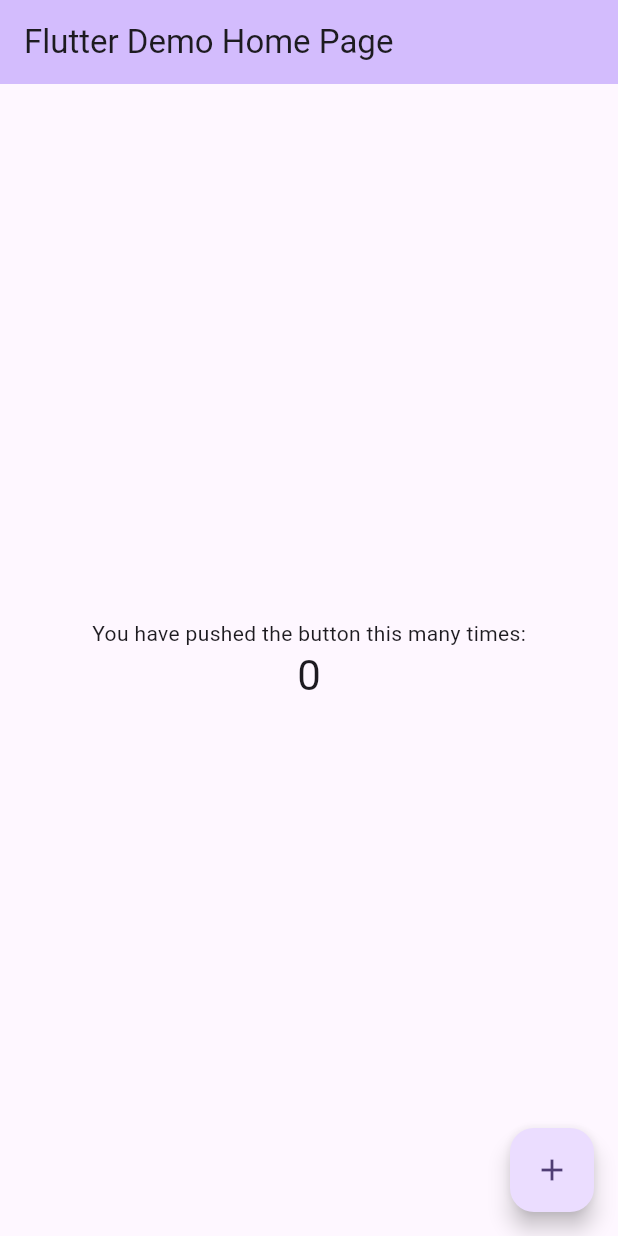
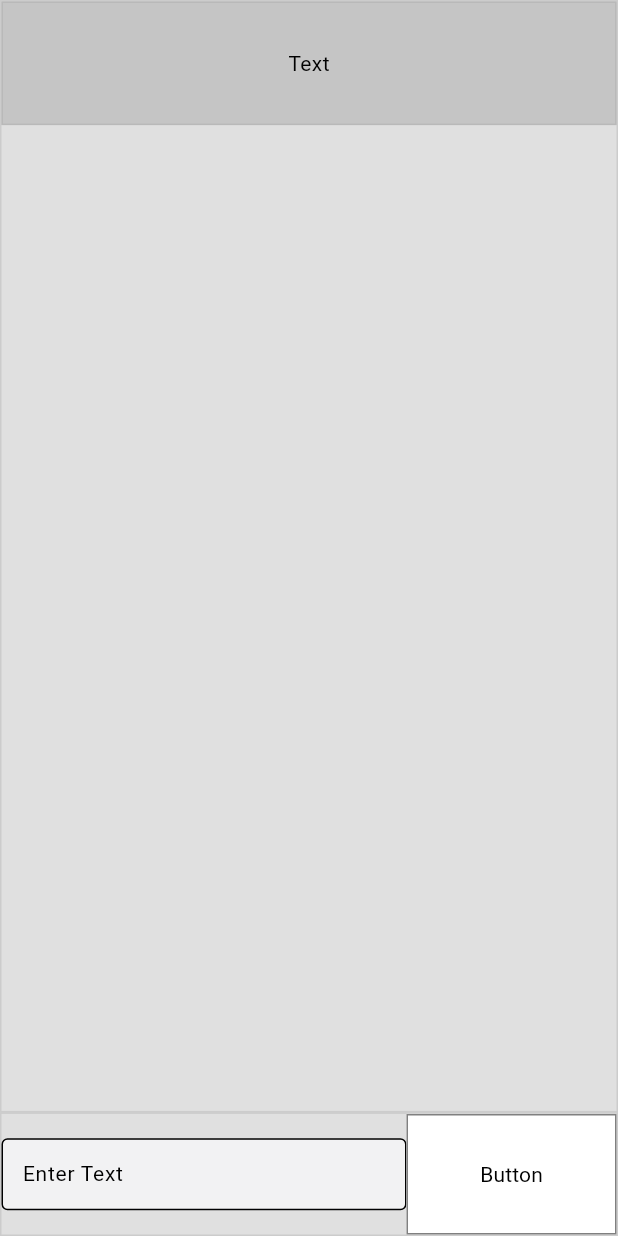
Before and after one commit to Symbian-Bro/chat_clone, a Flutter app: the screen it shows after launch, on a phone screen of 412 x 824 dp. Run offline on Flutter 3.47's test engine with Material 3 defaults, Android fonts, the phone set to English and light mode, and no system bars.

Commit message:
Integrated a basic homescreen UI. Modified the main.dart to redirect the view to homescreen after the an instance starts.

```diff
--- /dev/null
+++ b/lib/homescreen.dart
@@ -0,0 +1,161 @@
+import 'package:flutter/material.dart';
+
+class HomeScreen extends StatelessWidget {
+  @override
+  Widget build(BuildContext context) {
+    return Scaffold(
+      backgroundColor: Color(0xffffffff),
+      body: Column(
+        mainAxisAlignment: MainAxisAlignment.start,
+        crossAxisAlignment: CrossAxisAlignment.center,
+        mainAxisSize: MainAxisSize.max,
+        children: [
+          Container(
+            alignment: Alignment.topCenter,
+            margin: EdgeInsets.all(0),
+            padding: EdgeInsets.all(0),
+            width: MediaQuery.of(context).size.width,
+            height: MediaQuery.of(context).size.height * 0.9,
+            decoration: BoxDecoration(
+              color: Color(0x1f000000),
+              shape: BoxShape.rectangle,
+              borderRadius: BorderRadius.zero,
+              border: Border.all(color: Color(0x4d9e9e9e), width: 1),
+            ),
+            child: Column(
+              mainAxisAlignment: MainAxisAlignment.start,
+              crossAxisAlignment: CrossAxisAlignment.center,
+              mainAxisSize: MainAxisSize.max,
+              children: [
+                Column(
+                  mainAxisAlignment: MainAxisAlignment.start,
+                  crossAxisAlignment: CrossAxisAlignment.center,
+                  mainAxisSize: MainAxisSize.max,
+                  children: [
+                    Container(
+                      alignment: Alignment.center,
+                      margin: EdgeInsets.all(0),
+                      padding: EdgeInsets.all(0),
+                      width: MediaQuery.of(context).size.width,
+                      height: MediaQuery.of(context).size.height * 0.1,
+                      decoration: BoxDecoration(
+                        color: Color(0x1f000000),
+                        shape: BoxShape.rectangle,
+                        borderRadius: BorderRadius.zero,
+                        border: Border.all(color: Color(0x4d9e9e9e), width: 1),
+                      ),
+                      child: Text(
+                        "Text",
+                        textAlign: TextAlign.start,
+                        overflow: TextOverflow.clip,
+                        style: TextStyle(
+                          fontWeight: FontWeight.w400,
+                          fontStyle: FontStyle.normal,
+                          fontSize: 14,
+                          color: Color(0xff000000),
+                        ),
+                      ),
+                    ),
+                  ],
+                ),
+                Expanded(
+                  flex: 1,
+                  child: ListView(
+                    scrollDirection: Axis.vertical,
+                    padding: EdgeInsets.all(0),
+                    shrinkWrap: false,
+                    physics: ScrollPhysics(),
+                    children: [],
+                  ),
+                ),
+              ],
+            ),
+          ),
+          Container(
+            margin: EdgeInsets.all(0),
+            padding: EdgeInsets.all(0),
+            width: MediaQuery.of(context).size.width,
+            height: MediaQuery.of(context).size.height * 0.1,
+            decoration: BoxDecoration(
+              color: Color(0x1f000000),
+              shape: BoxShape.rectangle,
+              borderRadius: BorderRadius.zero,
+              border: Border.all(color: Color(0x4d9e9e9e), width: 1),
+            ),
+            child: Row(
+              mainAxisAlignment: MainAxisAlignment.start,
+              crossAxisAlignment: CrossAxisAlignment.center,
+              mainAxisSize: MainAxisSize.max,
+              children: [
+                Expanded(
+                  flex: 1,
+                  child: TextField(
+                    controller: TextEditingController(),
+                    obscureText: false,
+                    textAlign: TextAlign.start,
+                    maxLines: 1,
+                    style: TextStyle(
+                      fontWeight: FontWeight.w400,
+                      fontStyle: FontStyle.normal,
+                      fontSize: 14,
+                      color: Color(0xff000000),
+                    ),
+                    decoration: InputDecoration(
+                      disabledBorder: OutlineInputBorder(
+                        borderRadius: BorderRadius.circular(4.0),
+                        borderSide:
+                        BorderSide(color: Color(0xff000000), width: 1),
+                      ),
+                      focusedBorder: OutlineInputBorder(
+                        borderRadius: BorderRadius.circular(4.0),
+                        borderSide:
+                        BorderSide(color: Color(0xff000000), width: 1),
+                      ),
+                      enabledBorder: OutlineInputBorder(
+                        borderRadius: BorderRadius.circular(4.0),
+                        borderSide:
+                        BorderSide(color: Color(0xff000000), width: 1),
+                      ),
+                      hintText: "Enter Text",
+                      hintStyle: TextStyle(
+                        fontWeight: FontWeight.w400,
+                        fontStyle: FontStyle.normal,
+                        fontSize: 14,
+                        color: Color(0xff000000),
+                      ),
+                      filled: true,
+                      fillColor: Color(0xfff2f2f3),
+                      isDense: false,
+                      contentPadding: EdgeInsets.fromLTRB(10, 0, 0, 10),
+                    ),
+                  ),
+                ),
+                MaterialButton(
+                  onPressed: () {},
+                  color: Color(0xffffffff),
+                  elevation: 0,
+                  shape: RoundedRectangleBorder(
+                    borderRadius: BorderRadius.zero,
+                    side: BorderSide(color: Color(0xff808080), width: 1),
+                  ),
+                  padding: EdgeInsets.all(16),
+                  child: Text(
+                    "Button",
+                    style: TextStyle(
+                      fontSize: 14,
+                      fontWeight: FontWeight.w400,
+                      fontStyle: FontStyle.normal,
+                    ),
+                  ),
+                  textColor: Color(0xff000000),
+                  height: MediaQuery.of(context).size.height,
+                  minWidth: 140,
+                ),
+              ],
+            ),
+          ),
+        ],
+      ),
+    );
+  }
+}
--- a/lib/main.dart
+++ b/lib/main.dart
@@ -1,4 +1,5 @@
 import 'package:flutter/material.dart';
+import 'homescreen.dart';
 
 void main() {
   runApp(const MyApp());
@@ -7,116 +8,14 @@ void main() {
 class MyApp extends StatelessWidget {
   const MyApp({super.key});
 
-  // This widget is the root of your application.
   @override
   Widget build(BuildContext context) {
     return MaterialApp(
       title: 'Flutter Demo',
       theme: ThemeData(
-        // This is the theme of your application.
-        //
-        // TRY THIS: Try running your application with "flutter run". You'll see
-        // the application has a purple toolbar. Then, without quitting the app,
-        // try changing the seedColor in the colorScheme below to Colors.green
-        // and then invoke "hot reload" (save your changes or press the "hot
-        // reload" button in a Flutter-supported IDE, or press "r" if you used
-        // the command line to start the app).
-        //
-        // Notice that the counter didn't reset back to zero; the application
-        // state is not lost during the reload. To reset the state, use hot
-        // restart instead.
-        //
-        // This works for code too, not just values: Most code changes can be
-        // tested with just a hot reload.
         colorScheme: ColorScheme.fromSeed(seedColor: Colors.deepPurple),
       ),
-      home: const MyHomePage(title: 'Flutter Demo Home Page'),
+      home: HomeScreen(),
     );
   }
 }
-
-class MyHomePage extends StatefulWidget {
-  const MyHomePage({super.key, required this.title});
-
-  // This widget is the home page of your application. It is stateful, meaning
-  // that it has a State object (defined below) that contains fields that affect
-  // how it looks.
-
-  // This class is the configuration for the state. It holds the values (in this
-  // case the title) provided by the parent (in this case the App widget) and
-  // used by the build method of the State. Fields in a Widget subclass are
-  // always marked "final".
-
-  final String title;
-
-  @override
-  State<MyHomePage> createState() => _MyHomePageState();
-}
-
-class _MyHomePageState extends State<MyHomePage> {
-  int _counter = 0;
-
-  void _incrementCounter() {
-    setState(() {
-      // This call to setState tells the Flutter framework that something has
-      // changed in this State, which causes it to rerun the build method below
-      // so that the display can reflect the updated values. If we changed
-      // _counter without calling setState(), then the build method would not be
-      // called again, and so nothing would appear to happen.
-      _counter++;
-    });
-  }
-
-  @override
-  Widget build(BuildContext context) {
-    // This method is rerun every time setState is called, for instance as done
-    // by the _incrementCounter method above.
-    //
-    // The Flutter framework has been optimized to make rerunning build methods
-    // fast, so that you can just rebuild anything that needs updating rather
-    // than having to individually change instances of widgets.
-    return Scaffold(
-      appBar: AppBar(
-        // TRY THIS: Try changing the color here to a specific color (to
-        // Colors.amber, perhaps?) and trigger a hot reload to see the AppBar
-        // change color while the other colors stay the same.
-        backgroundColor: Theme.of(context).colorScheme.inversePrimary,
-        // Here we take the value from the MyHomePage object that was created by
-        // the App.build method, and use it to set our appbar title.
-        title: Text(widget.title),
-      ),
-      body: Center(
-        // Center is a layout widget. It takes a single child and positions it
-        // in the middle of the parent.
-        child: Column(
-          // Column is also a layout widget. It takes a list of children and
-          // arranges them vertically. By default, it sizes itself to fit its
-          // children horizontally, and tries to be as tall as its parent.
-          //
-          // Column has various properties to control how it sizes itself and
-          // how it positions its children. Here we use mainAxisAlignment to
-          // center the children vertically; the main axis here is the vertical
-          // axis because Columns are vertical (the cross axis would be
-          // horizontal).
-          //
-          // TRY THIS: Invoke "debug painting" (choose the "Toggle Debug Paint"
-          // action in the IDE, or press "p" in the console), to see the
-          // wireframe for each widget.
-          mainAxisAlignment: MainAxisAlignment.center,
-          children: <Widget>[
-            const Text('You have pushed the button this many times:'),
-            Text(
-              '$_counter',
-              style: Theme.of(context).textTheme.headlineMedium,
-            ),
-          ],
-        ),
-      ),
-      floatingActionButton: FloatingActionButton(
-        onPressed: _incrementCounter,
-        tooltip: 'Increment',
-        child: const Icon(Icons.add),
-      ), // This trailing comma makes auto-formatting nicer for build methods.
-    );
-  }
-}
```
